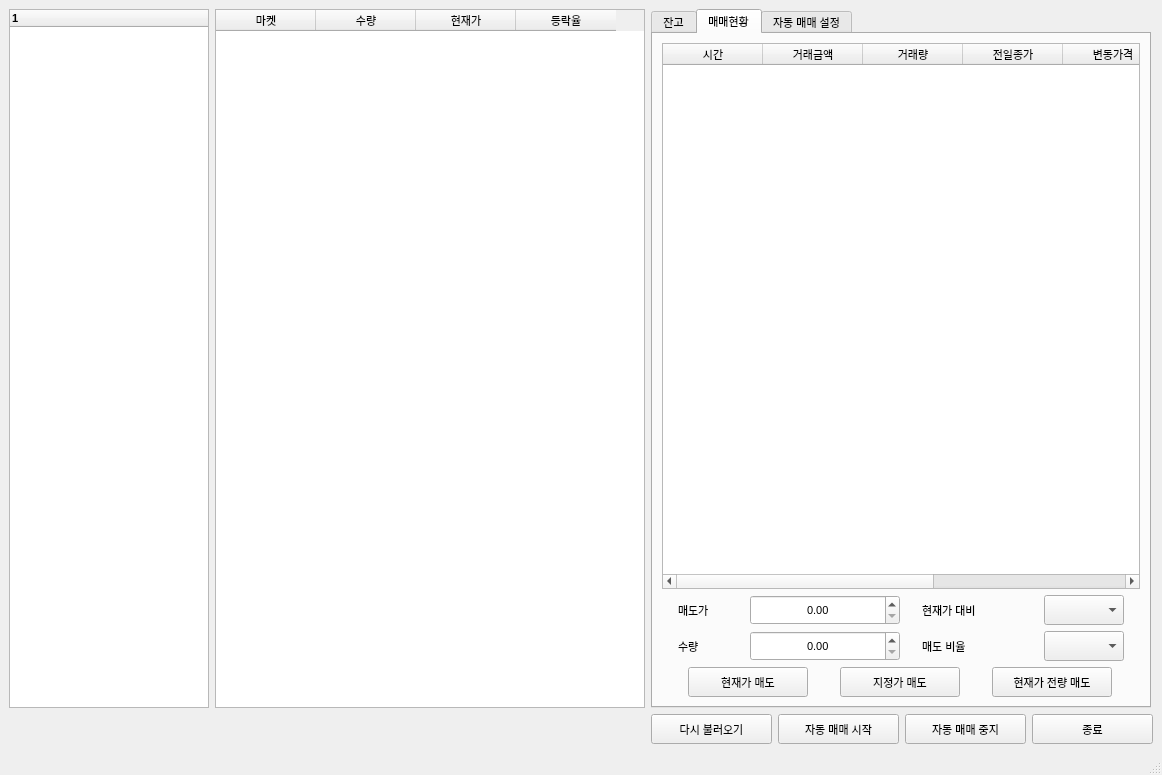
Above: main1.ui from changhee-won/AiCoinsTrade before the change. Below: the same form after it.
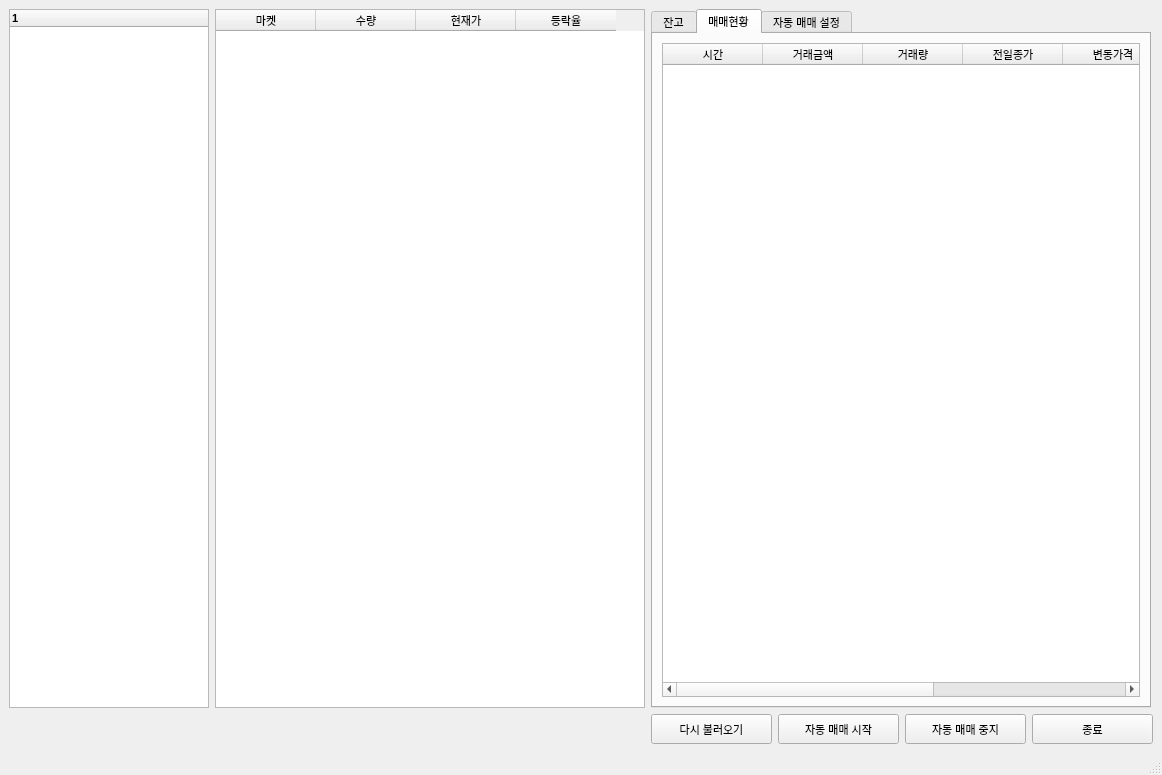
That is the form after the change. The open tabs and pages were chosen to show the change.

Commit message: 수정함:        aicoin_main.py 	수정함:        main1.ui

```diff
--- a/main1.ui
+++ b/main1.ui
@@ -1373,219 +1373,7 @@
          </widget>
         </item>
         <item>
-         <layout class="QHBoxLayout" name="horizontalLayout">
-          <item>
-           <widget class="QLabel" name="label_sell">
-            <property name="minimumSize">
-             <size>
-              <width>50</width>
-              <height>30</height>
-             </size>
-            </property>
-            <property name="maximumSize">
-             <size>
-              <width>40</width>
-              <height>30</height>
-             </size>
-            </property>
-            <property name="text">
-             <string>매도가</string>
-            </property>
-           </widget>
-          </item>
-          <item>
-           <widget class="QDoubleSpinBox" name="doubleSpinBox_2">
-            <property name="minimumSize">
-             <size>
-              <width>150</width>
-              <height>30</height>
-             </size>
-            </property>
-            <property name="maximumSize">
-             <size>
-              <width>150</width>
-              <height>30</height>
-             </size>
-            </property>
-            <property name="alignment">
-             <set>Qt::AlignCenter</set>
-            </property>
-           </widget>
-          </item>
-          <item>
-           <widget class="QLabel" name="label_cur">
-            <property name="minimumSize">
-             <size>
-              <width>40</width>
-              <height>30</height>
-             </size>
-            </property>
-            <property name="maximumSize">
-             <size>
-              <width>100</width>
-              <height>30</height>
-             </size>
-            </property>
-            <property name="text">
-             <string>현재가 대비</string>
-            </property>
-           </widget>
-          </item>
-          <item>
-           <widget class="QComboBox" name="comboBox_pratio">
-            <property name="minimumSize">
-             <size>
-              <width>50</width>
-              <height>30</height>
-             </size>
-            </property>
-            <property name="maximumSize">
-             <size>
-              <width>80</width>
-              <height>30</height>
-             </size>
-            </property>
-           </widget>
-          </item>
-         </layout>
-        </item>
-        <item>
-         <layout class="QHBoxLayout" name="horizontalLayout_2">
-          <item>
-           <widget class="QLabel" name="label_amount">
-            <property name="minimumSize">
-             <size>
-              <width>50</width>
-              <height>30</height>
-             </size>
-            </property>
-            <property name="maximumSize">
-             <size>
-              <width>40</width>
-              <height>30</height>
-             </size>
-            </property>
-            <property name="text">
-             <string>수량</string>
-            </property>
-           </widget>
-          </item>
-          <item>
-           <widget class="QDoubleSpinBox" name="doubleSpinBox_3">
-            <property name="minimumSize">
-             <size>
-              <width>150</width>
-              <height>30</height>
-             </size>
-            </property>
-            <property name="maximumSize">
-             <size>
-              <width>150</width>
-              <height>30</height>
-             </size>
-            </property>
-            <property name="alignment">
-             <set>Qt::AlignCenter</set>
-            </property>
-           </widget>
-          </item>
-          <item>
-           <widget class="QLabel" name="label_aratio">
-            <property name="minimumSize">
-             <size>
-              <width>40</width>
-              <height>30</height>
-             </size>
-            </property>
-            <property name="maximumSize">
-             <size>
-              <width>100</width>
-              <height>30</height>
-             </size>
-            </property>
-            <property name="text">
-             <string>매도 비율</string>
-            </property>
-           </widget>
-          </item>
-          <item>
-           <widget class="QComboBox" name="comboBox_aratio">
-            <property name="minimumSize">
-             <size>
-              <width>50</width>
-              <height>30</height>
-             </size>
-            </property>
-            <property name="maximumSize">
-             <size>
-              <width>80</width>
-              <height>30</height>
-             </size>
-            </property>
-           </widget>
-          </item>
-         </layout>
-        </item>
-        <item>
-         <layout class="QHBoxLayout" name="horizontalLayout_3">
-          <item>
-           <widget class="QPushButton" name="pushButton_sellcur">
-            <property name="minimumSize">
-             <size>
-              <width>120</width>
-              <height>30</height>
-             </size>
-            </property>
-            <property name="maximumSize">
-             <size>
-              <width>120</width>
-              <height>30</height>
-             </size>
-            </property>
-            <property name="text">
-             <string>현재가 매도</string>
-            </property>
-           </widget>
-          </item>
-          <item>
-           <widget class="QPushButton" name="pushButton_selllimit">
-            <property name="minimumSize">
-             <size>
-              <width>120</width>
-              <height>30</height>
-             </size>
-            </property>
-            <property name="maximumSize">
-             <size>
-              <width>120</width>
-              <height>30</height>
-             </size>
-            </property>
-            <property name="text">
-             <string>지정가 매도</string>
-            </property>
-           </widget>
-          </item>
-          <item>
-           <widget class="QPushButton" name="pushButton_sellall">
-            <property name="minimumSize">
-             <size>
-              <width>120</width>
-              <height>30</height>
-             </size>
-            </property>
-            <property name="maximumSize">
-             <size>
-              <width>120</width>
-              <height>30</height>
-             </size>
-            </property>
-            <property name="text">
-             <string>현재가 전량 매도</string>
-            </property>
-           </widget>
-          </item>
-         </layout>
+         <layout class="QHBoxLayout" name="horizontalLayout_2"/>
         </item>
        </layout>
       </widget>
```
Left out of the diff: 203 changed lines with no effect on the pictures. The commit also changes 2 other files.
